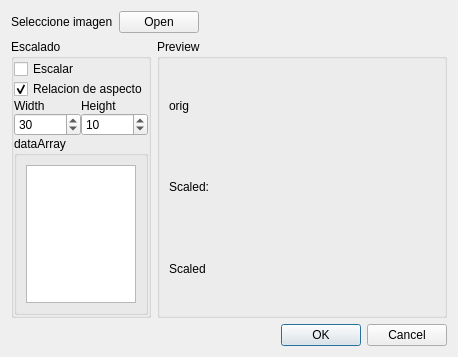
makespacemadrid/Jarvis, file Software/JarvisServer/common/qimageselectionwidget.ui: the form before one commit.
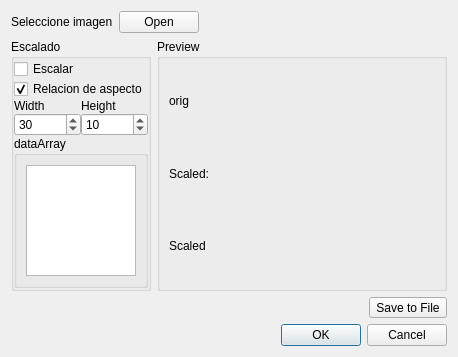
The form after the commit.

Diff of the .ui file:
```diff
--- a/Software/JarvisServer/common/qimageselectionwidget.ui
+++ b/Software/JarvisServer/common/qimageselectionwidget.ui
@@ -200,6 +200,30 @@
      </item>
     </layout>
    </item>
+   <item>
+    <layout class="QHBoxLayout" name="horizontalLayout_4">
+     <item>
+      <spacer name="horizontalSpacer_2">
+       <property name="orientation">
+        <enum>Qt::Horizontal</enum>
+       </property>
+       <property name="sizeHint" stdset="0">
+        <size>
+         <width>40</width>
+         <height>20</height>
+        </size>
+       </property>
+      </spacer>
+     </item>
+     <item>
+      <widget class="QToolButton" name="btnSave">
+       <property name="text">
+        <string>Save to File</string>
+       </property>
+      </widget>
+     </item>
+    </layout>
+   </item>
    <item>
     <widget class="QDialogButtonBox" name="buttonBox">
      <property name="orientation">
```
Left out of the diff: 3 changed lines with no effect on the pictures.
